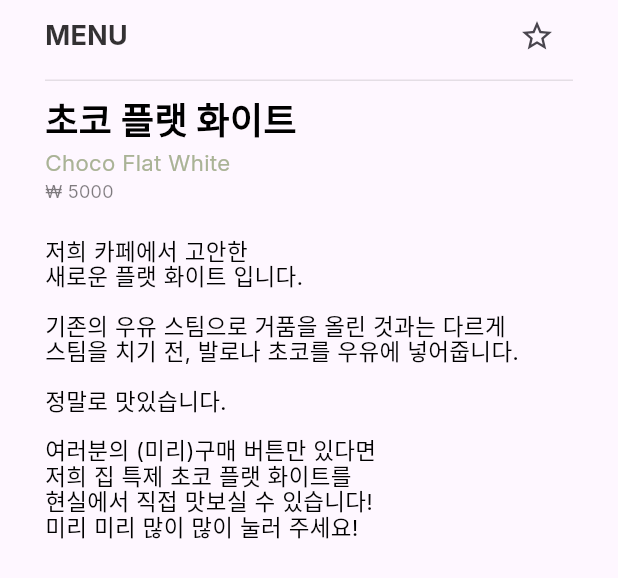
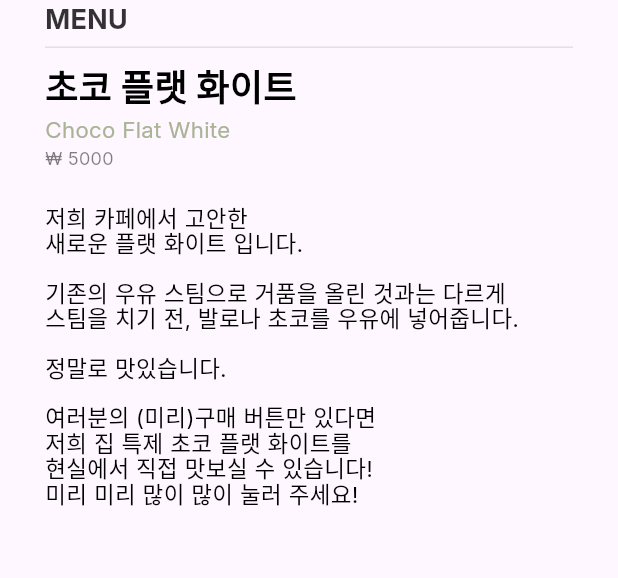
Before and after one commit to Hamiric/SirenOrder_Team4, a Flutter app: the MenuScript widget shown alone on an empty page, opened directly with sample values from the repository, on a phone screen of 412 x 824 dp. Shown: the top 578 px of the screen. Run offline on Flutter 3.47's test engine with Material 3 defaults, Android fonts, the phone set to English and light mode, and no system bars; our stand-ins replace image_picker.

Commit message:
delete star

```diff
--- a/lib/item_detail_page/widget/menu_script.dart
+++ b/lib/item_detail_page/widget/menu_script.dart
@@ -48,12 +48,6 @@ class MenuScript extends StatelessWidget {
                   ),
                 ),
                 Spacer(),
-                IconButton(
-                  onPressed: onStarTouch,
-                  icon: Icon(
-                    isStarred ? Icons.star : Icons.star_border_outlined,
-                  ),
-                ),
               ],
             ),
           ),
```
Also changed, not shown: 2 other files.
